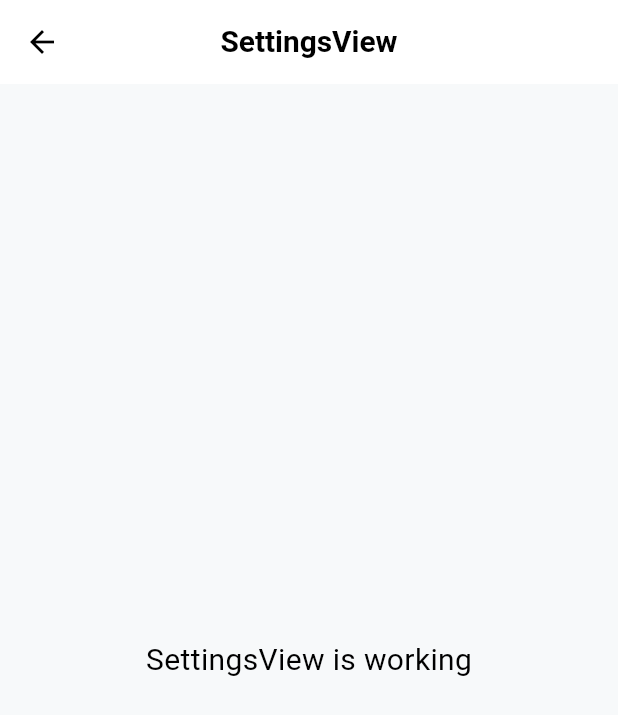
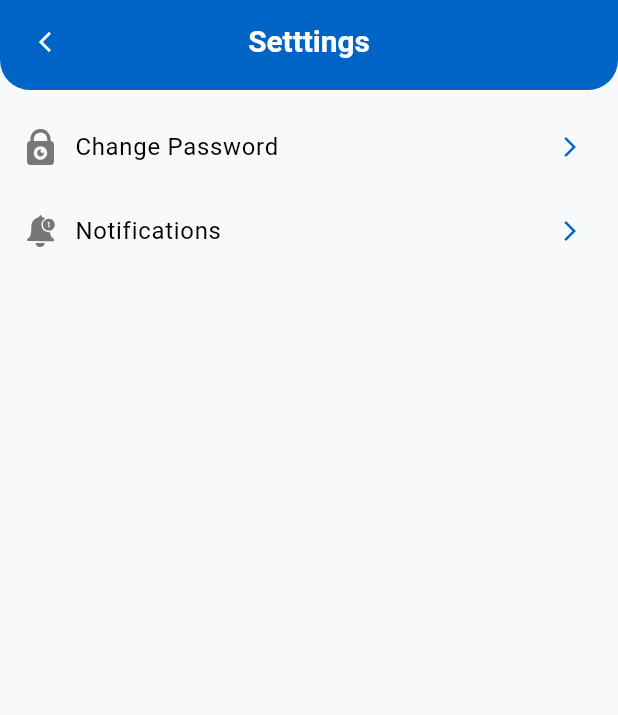
Before and after one commit to zubairbhuian/gas_cylinder, a Flutter app: the SettingsView screen opened by its route, on a phone screen of 412 x 824 dp. Shown: the top 715 px of the screen. Run offline on Flutter 3.47's test engine with Material 3 defaults, Android fonts, the phone set to English and light mode, and no system bars; our stand-ins replace cached_network_image, carousel_slider, dio, flutter_native_splash, flutter_screenutil, flutter_spinkit and 7 more; accounts and stored records are empty; Roboto replaces fonts that are missing (SF-Pro-Display).

Commit message:
Change Password done

```diff
--- a/lib/app/modules/settings/bindings/settings_binding.dart
+++ b/lib/app/modules/settings/bindings/settings_binding.dart
@@ -5,8 +5,6 @@ import '../controllers/settings_controller.dart';
 class SettingsBinding extends Bindings {
   @override
   void dependencies() {
-    Get.lazyPut<SettingsController>(
-      () => SettingsController(),
-    );
+    Get.put(SettingsController());
   }
 }
--- a/lib/app/modules/settings/controllers/settings_controller.dart
+++ b/lib/app/modules/settings/controllers/settings_controller.dart
@@ -1,23 +1,9 @@
+import 'package:flutter/material.dart';
 import 'package:get/get.dart';
 
 class SettingsController extends GetxController {
-  //TODO: Implement SettingsController
-
-  final count = 0.obs;
-  @override
-  void onInit() {
-    super.onInit();
-  }
-
-  @override
-  void onReady() {
-    super.onReady();
-  }
-
-  @override
-  void onClose() {
-    super.onClose();
-  }
-
-  void increment() => count.value++;
+  final formKey = GlobalKey<FormState>();
+  final oldPassController = TextEditingController();
+  final newPassController = TextEditingController();
+  final newConPassController = TextEditingController();
 }
--- a/lib/app/modules/settings/views/settings_view.dart
+++ b/lib/app/modules/settings/views/settings_view.dart
@@ -1,8 +1,11 @@
 import 'package:flutter/material.dart';
-
+import 'package:gas_cylinder/app/core/config/color.dart';
+import 'package:gas_cylinder/app/modules/settings/widgets/settings_item.dart';
+import 'package:gas_cylinder/app/widgets/appbar.dart';
 import 'package:get/get.dart';
-
 import '../controllers/settings_controller.dart';
+import 'change_password_view.dart';
+import 'notification_setting_view.dart';
 
 class SettingsView extends GetView<SettingsController> {
   const SettingsView({super.key});
@@ -10,14 +13,29 @@ class SettingsView extends GetView<SettingsController> {
   Widget build(BuildContext context) {
     return SafeArea(
       child: Scaffold(
-        appBar: AppBar(
-          title: const Text('SettingsView'),
-          centerTitle: true,
+        appBar: const CustomAppBar(
+          title: Text('Setttings'),
+          fgColor: kWhite,
         ),
-        body: const Center(
-          child: Text(
-            'SettingsView is working',
-            style: TextStyle(fontSize: 20),
+        body: SingleChildScrollView(
+          padding: const EdgeInsets.symmetric(horizontal: 0, vertical: 10),
+          child: Column(
+            children: [
+              SettingsItem(
+                onTap: () {
+                  Get.to(() => const ChangePasswordView());
+                },
+                title: 'Change Password',
+                icon: 'assets/icons/settings/lock.svg',
+              ),
+              SettingsItem(
+                onTap: () {
+                   Get.to(() => const NotificationSettingView());
+                },
+                title: 'Notifications',
+                icon: 'assets/icons/settings/bell.svg',
+              ),
+            ],
           ),
         ),
       ),
--- /dev/null
+++ b/lib/app/modules/settings/widgets/settings_item.dart
@@ -0,0 +1,30 @@
+import 'package:flutter/material.dart';
+import 'package:flutter_svg/svg.dart';
+import 'package:gas_cylinder/app/core/config/color.dart';
+import 'package:gas_cylinder/app/core/config/style.dart';
+
+class SettingsItem extends StatelessWidget {
+  final String icon;
+  final String title;
+  final void Function()? onTap;
+  const SettingsItem({super.key, required this.icon, required this.title, this.onTap});
+
+  @override
+  Widget build(BuildContext context) {
+    return ListTile(
+      horizontalTitleGap: 10,
+      leading: SvgPicture.asset(icon),
+      selectedTileColor: kSecondaryColor,
+      title: Text(
+        title,
+        style: kBodyLarge,
+      ),
+      trailing: const Icon(
+        Icons.arrow_forward_ios_outlined,
+        size: 16,
+        color: kPrimaryColor,
+      ),
+      onTap: onTap,
+    );
+  }
+}
--- a/lib/main.dart
+++ b/lib/main.dart
@@ -62,7 +62,7 @@ class MyApp extends StatelessWidget {
             apiService: apiService,
           ),
           // initialRoute: AppPages.INITIAL,
-          initialRoute: Routes.FAQS,
+          initialRoute: Routes.SETTINGS,
           getPages: AppPages.routes,
         );
       }
--- a/pubspec.yaml
+++ b/pubspec.yaml
@@ -85,6 +85,7 @@ flutter:
     - assets/images/welcome/
     - assets/images/auth/
     - assets/icons/
+    - assets/icons/settings/
     - assets/icons/auth/
     - assets/icons/bottom_nav/
     - assets/icons/drawer/
```
Also changed, not shown: lib/app/modules/settings/views/change_password_view.dart (added, +74 -0 lines), lib/app/modules/settings/views/notification_setting_view.dart (added, +28 -0 lines), assets/icons/settings/bell.svg (added), assets/icons/settings/lock.svg (added), assets/icons/settings/person.svg (added).
